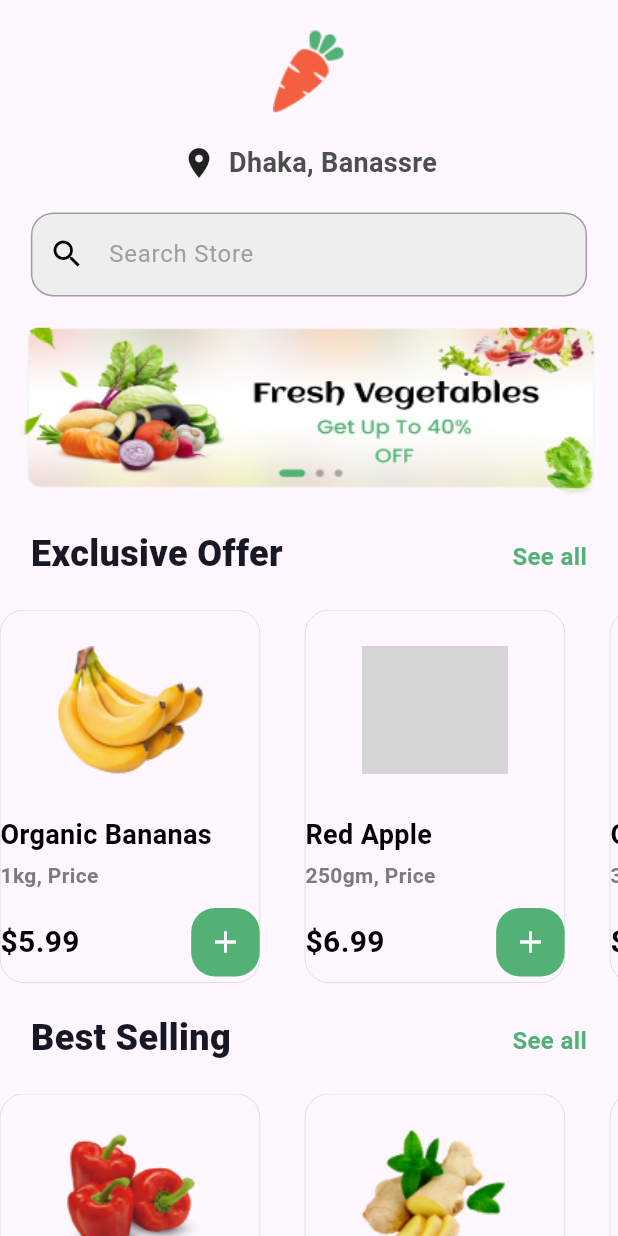
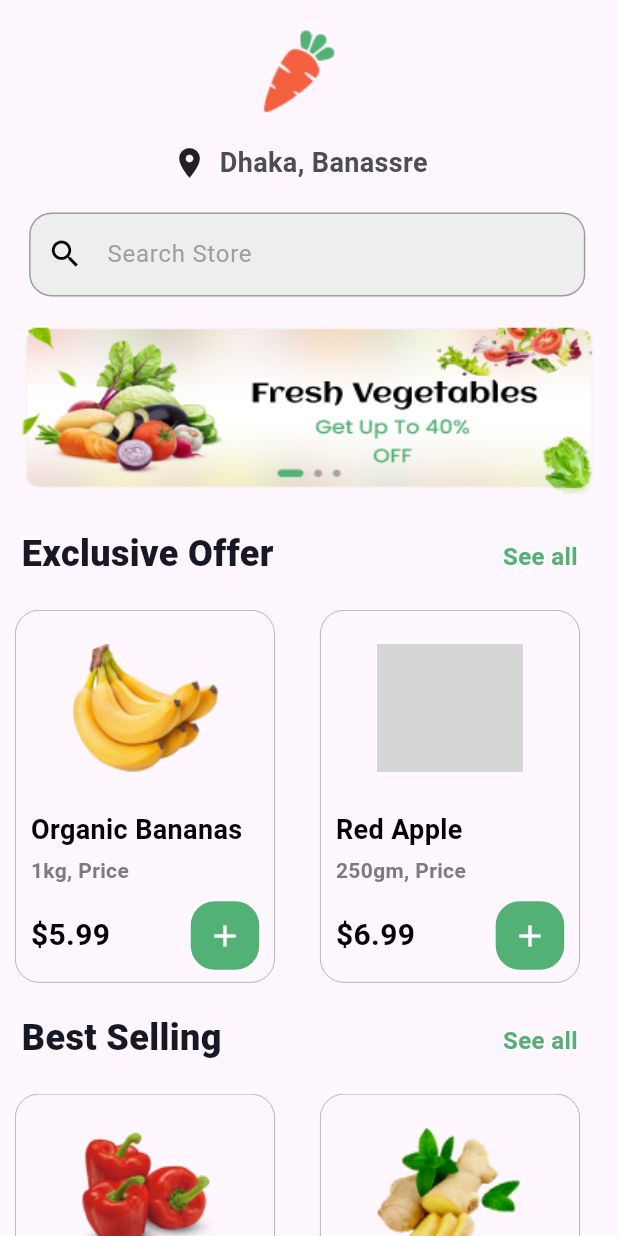
Before and after one commit to mazenelgaml/nectar, a Flutter app: the HomeScreen screen opened directly, on a phone screen of 412 x 824 dp. Run offline on Flutter 3.47's test engine with Material 3 defaults, Android fonts, the phone set to English and light mode, and no system bars; our stand-ins replace dropdown_textfield, get, intl_phone_field; grey boxes are pictures that could not be loaded.

Commit message:
updates in home screen

```diff
--- a/lib/screens/home_Screen/home_screen.dart
+++ b/lib/screens/home_Screen/home_screen.dart
@@ -11,8 +11,11 @@ class HomeScreen extends StatelessWidget {
   @override
   Widget build(BuildContext context) {
     return Scaffold(
-      body: SingleChildScrollView(
+      body: Container(
+        width: Get.width*0.97,
+        child: SingleChildScrollView(
           child: Column(
+            crossAxisAlignment: CrossAxisAlignment.center,
             children: [
               SizedBox(height: 20),  // Added spacing
               Center(
@@ -44,7 +47,9 @@ class HomeScreen extends StatelessWidget {
                 ],
               ),
               SizedBox(height: 20),  // Added spacing
-            Container(
+              Center(
+                child: Container(
+                  margin: EdgeInsets.only(left: 10),
                   width: Get.width * 0.9,
                   child: TextFormField(
                     decoration: InputDecoration(
@@ -68,8 +73,11 @@ class HomeScreen extends StatelessWidget {
                     ),
                   ),
                 ),
+              ),
               SizedBox(height: 20),  // Added spacing
-            Container(
+              Center(
+                child: Container(
+                  margin: EdgeInsets.only(left: 10),
                   width: Get.width * 0.94,
                   height: 114.99,
                   decoration: BoxDecoration(
@@ -79,10 +87,12 @@ class HomeScreen extends StatelessWidget {
                     ),
                   ),
                 ),
+              ),
               SizedBox(height: 20),  // Added spacing
               Container(
                 width: Get.width * 0.9,
                 child: Row(
+                  mainAxisAlignment: MainAxisAlignment.center,
                   children: [
                     Text(
                       "Exclusive Offer",
@@ -109,13 +119,16 @@ class HomeScreen extends StatelessWidget {
               ),
               SizedBox(height: 20),  // Added spacing
               Container(
-              width: Get.width,
+                margin: EdgeInsets.only(left: 10),
+                width: Get.width*0.95,
                 height: 248.51,
+                child: Center(
                   child: ListView.separated(
                     itemBuilder: (context, index) => FoodContainerWidget(index: index),
                     separatorBuilder: (context, index) => SizedBox(width: 30.0),
                     itemCount: 3,
                     scrollDirection: Axis.horizontal,
+                  ),
                 ),
               ),
               SizedBox(height: 20),  // Added spacing
@@ -148,7 +161,8 @@ class HomeScreen extends StatelessWidget {
               ),
               SizedBox(height: 20),  // Added spacing
               Container(
-              width: Get.width,
+                margin: EdgeInsets.only(left: 10),
+                width: Get.width*0.95,
                 height: 248.51,
                 child: ListView.separated(
                   itemBuilder: (context, index) => BestSellingWidget(index: index),
@@ -192,6 +206,7 @@ class HomeScreen extends StatelessWidget {
                   scrollDirection: Axis.horizontal,
                   children: [
                     Container(
+                      margin: EdgeInsets.only(left: 10),
                       width: 248.19,
                       height: 105,
                       decoration: BoxDecoration(
@@ -257,7 +272,8 @@ class HomeScreen extends StatelessWidget {
               ),
               SizedBox(height: 20),  // Added spacing
               Container(
-              width: Get.width,
+                margin: EdgeInsets.only(left: 10),
+                width: Get.width*0.95,
                 height: 248.51,
                 child: ListView.separated(
                   itemBuilder: (context, index) => GroceriesWidget(index: index),
@@ -270,6 +286,7 @@ class HomeScreen extends StatelessWidget {
             ],
           ),
         ),
+      ),
     );
   }
 }
--- a/lib/widgets/Groceries_widget/groceries_widget.dart
+++ b/lib/widgets/Groceries_widget/groceries_widget.dart
@@ -32,6 +32,7 @@ class GroceriesWidget extends StatelessWidget {
   @override
   Widget build(BuildContext context) {
     return Container(
+      padding: EdgeInsets.only(left: 10,right: 10,bottom: 5),
       width: 173.32,
       height: 248.51,
       decoration: BoxDecoration(
@@ -39,7 +40,7 @@ class GroceriesWidget extends StatelessWidget {
         color: Colors.transparent,
         border: Border.all(
           color: Colors.grey,
-          width: 0.2,
+          width: 0.5,
         ),
       ),
       child: Column(
@@ -85,6 +86,7 @@ class GroceriesWidget extends StatelessWidget {
           SizedBox(height: 4),
           Row(
             mainAxisAlignment: MainAxisAlignment.spaceBetween,
+            crossAxisAlignment: CrossAxisAlignment.center,
             children: [
               Text(
                 price[index],
--- a/lib/widgets/best_selling_widget/best_selling_widget.dart
+++ b/lib/widgets/best_selling_widget/best_selling_widget.dart
@@ -32,6 +32,7 @@ class BestSellingWidget extends StatelessWidget {
   @override
   Widget build(BuildContext context) {
     return Container(
+      padding: EdgeInsets.only(left: 10,right: 10,bottom: 5),
       width: 173.32,
       height: 248.51,
       decoration: BoxDecoration(
@@ -39,7 +40,7 @@ class BestSellingWidget extends StatelessWidget {
         color: Colors.transparent,
         border: Border.all(
           color: Colors.grey,
-          width: 0.2,
+          width: 0.5,
         ),
       ),
       child: Column(
@@ -85,6 +86,7 @@ class BestSellingWidget extends StatelessWidget {
           SizedBox(height: 4),
           Row(
             mainAxisAlignment: MainAxisAlignment.spaceBetween,
+            crossAxisAlignment: CrossAxisAlignment.center,
             children: [
               Text(
                 price[index],
--- a/lib/widgets/food_container_widget/food_container_widget.dart
+++ b/lib/widgets/food_container_widget/food_container_widget.dart
@@ -32,6 +32,7 @@ class FoodContainerWidget extends StatelessWidget {
   @override
   Widget build(BuildContext context) {
     return Container(
+      padding: EdgeInsets.only(left: 10,right: 10,bottom: 5),
       width: 173.32,
       height: 248.51,
       decoration: BoxDecoration(
@@ -39,7 +40,7 @@ class FoodContainerWidget extends StatelessWidget {
         color: Colors.transparent,
         border: Border.all(
           color: Colors.grey,
-          width: 0.2,
+          width: 0.5,
         ),
       ),
       child: Column(
@@ -85,6 +86,7 @@ class FoodContainerWidget extends StatelessWidget {
           SizedBox(height: 4),
           Row(
             mainAxisAlignment: MainAxisAlignment.spaceBetween,
+            crossAxisAlignment: CrossAxisAlignment.center,
             children: [
               Text(
                 price[index],
```
Also changed, not shown: lib/screens/product_details_screen/prdouct_details.dart (+57 -17 lines). Lines whose indentation alone changed are shown as unchanged.
